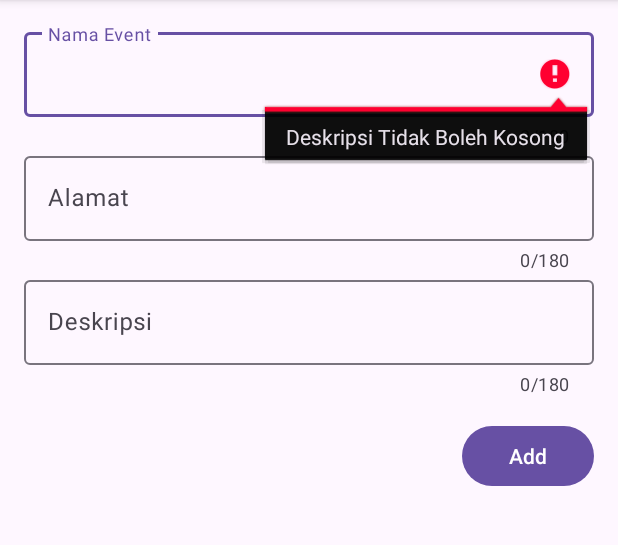
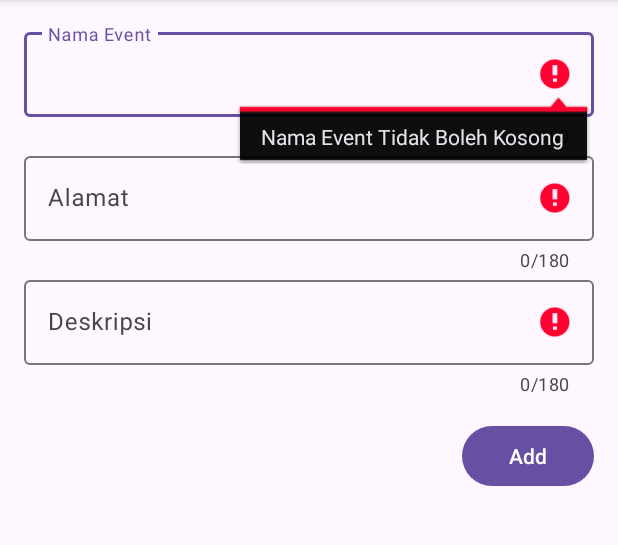
Before and after one commit to Rafliansyahh/GEVENT, an Android app: the AddUnggahActivity screen opened directly, with no data from a screen before it, after a tap on "Add", on a phone screen of 412 x 824 dp, the part 96-641 px from its top. Run offline under Robolectric (Android 15) with nearby library versions, the phone set to English and light mode, and no system bars.

Commit message:
update finish

```diff
--- a/app/src/main/java/pab2/uas/rafliansyah/gevent/APIService.java
+++ b/app/src/main/java/pab2/uas/rafliansyah/gevent/APIService.java
@@ -27,7 +27,7 @@ public interface APIService {
 
     @FormUrlEncoded
     @POST("Gevent")
-    Call<ValueNoData> addUnggah(@Field("namaevent") String namaBarang,
+    Call<ValueNoData> addUnggah(@Field("namaevent") String namaevent,
                                  @Field("alamat") String alamat,
                                  @Field("deskripsi") String deskripsi,
                                  @Field("user_id") String user_id);
@@ -35,7 +35,7 @@ public interface APIService {
     @FormUrlEncoded
     @PUT("Gevent")
     Call<ValueNoData> updateUnggah(@Field("id") String id,
-                                    @Field("namaBarang") String namaBarang,
+                                    @Field("namaevent") String namaevent,
                                     @Field("alamat") String alamat,
                                     @Field("deskripsi") String deskripsi);
 
--- a/app/src/main/java/pab2/uas/rafliansyah/gevent/AddUnggahActivity.java
+++ b/app/src/main/java/pab2/uas/rafliansyah/gevent/AddUnggahActivity.java
@@ -32,25 +32,25 @@ public class AddUnggahActivity extends AppCompatActivity {
                 boolean bolehUnggah = true;
                 if (TextUtils.isEmpty(namaevent)){
                     bolehUnggah =false;
-                    binding.etNamaevent.setError("Nama Barang Tidak Boleh Kosong");
+                    binding.etNamaevent.setError("Nama Event Tidak Boleh Kosong");
                 }
                 if (TextUtils.isEmpty(alamat)){
                     bolehUnggah =false;
-                    binding.etNamaevent.setError("Alamat Tidak Boleh Kosong");
+                    binding.etAlamat.setError("Alamat Tidak Boleh Kosong");
                 }
                 if (TextUtils.isEmpty(deskripsi)){
                     bolehUnggah =false;
-                    binding.etNamaevent.setError("Deskripsi Tidak Boleh Kosong");
+                    binding.etDeskripsi.setError("Deskripsi Tidak Boleh Kosong");
                 }
                 if (bolehUnggah){
                     String userId = Utilities.getValue(AddUnggahActivity.this,"xUserId");
-                    addUnggah(userId,namaevent,alamat,deskripsi);
+                    addUnggah(namaevent,alamat,deskripsi,userId);
                 }
             }
         });
     }
 
-    private void addUnggah(String userId, String namaevent, String alamat, String deskripsi) {
+    private void addUnggah(String namaevent, String alamat, String deskripsi, String userId) {
         binding.progressBar.setVisibility(View.VISIBLE);
         APIService api = Utilities.getRetrofit().create(APIService.class);
         Call<ValueNoData> call = api.addUnggah(namaevent, alamat, deskripsi, userId);
--- a/app/src/main/java/pab2/uas/rafliansyah/gevent/LoginActivity.java
+++ b/app/src/main/java/pab2/uas/rafliansyah/gevent/LoginActivity.java
@@ -61,10 +61,11 @@ public class LoginActivity extends AppCompatActivity {
             @Override
             public void onResponse(Call<ValueData<User>> call, Response<ValueData<User>> response) {
                 binding.progressBar.setVisibility(View.GONE);
-                if (response.code() == 200) {
+                if (response.code()==200) {
                     int success = response.body().getSuccess();
                     String message = response.body().getMessage();
-                    if (success == 1) {
+
+                    if (success==1) {
                         User user = response.body().getData();
                         Toast.makeText(LoginActivity.this, message, Toast.LENGTH_SHORT).show();
                         Utilities.setValue(LoginActivity.this, "xUserId", user.getId());
--- a/app/src/main/java/pab2/uas/rafliansyah/gevent/SplashActivity.java
+++ b/app/src/main/java/pab2/uas/rafliansyah/gevent/SplashActivity.java
@@ -6,6 +6,7 @@ import android.content.Intent;
 import android.os.Bundle;
 import android.os.Handler;
 import android.os.Looper;
+import android.view.WindowManager;
 
 import pab2.uas.rafliansyah.gevent.databinding.ActivitySplashBinding;
 
@@ -20,6 +21,9 @@ public class SplashActivity extends AppCompatActivity {
         binding = ActivitySplashBinding.inflate(getLayoutInflater());
         setContentView(binding.getRoot());
 
+        getSupportActionBar().hide();
+        getWindow().setFlags(WindowManager.LayoutParams.FLAG_FULLSCREEN, WindowManager.LayoutParams.FLAG_FULLSCREEN);
+
         new Handler(Looper.getMainLooper()).postDelayed(new Runnable() {
             @Override
             public void run() {
--- a/app/src/main/java/pab2/uas/rafliansyah/gevent/UnggahViewAdapter.java
+++ b/app/src/main/java/pab2/uas/rafliansyah/gevent/UnggahViewAdapter.java
@@ -23,7 +23,7 @@ public class UnggahViewAdapter extends RecyclerView.Adapter<UnggahViewAdapter.Vi
 
 
     public void setOnItemLongClickListener(UnggahViewAdapter.onItemLongClickListener onItemLongClickListener){
-        this.onItemLongClickListener=onItemLongClickListener;
+        this.onItemLongClickListener = onItemLongClickListener;
     }
 
     @NonNull
--- a/app/src/main/java/pab2/uas/rafliansyah/gevent/UpdateUnggahActivity.java
+++ b/app/src/main/java/pab2/uas/rafliansyah/gevent/UpdateUnggahActivity.java
@@ -21,7 +21,7 @@ public class UpdateUnggahActivity extends AppCompatActivity {
         super.onCreate(savedInstanceState);
 
         binding = ActivityUpdateUnggahBinding.inflate(getLayoutInflater());
-        setContentView(R.layout.activity_update_unggah);
+        setContentView(binding.getRoot());
 
         unggah = getIntent().getParcelableExtra("EXTRA_DATA");
         String id = unggah.getId();
@@ -44,11 +44,11 @@ public class UpdateUnggahActivity extends AppCompatActivity {
                 }
                 if (TextUtils.isEmpty(alamat)){
                     bolehUpdate =false;
-                    binding.etNamaevent.setError("Alamat Tidak Boleh Kosong");
+                    binding.etAlamat.setError("Alamat Tidak Boleh Kosong");
                 }
                 if (TextUtils.isEmpty(deskripsi)){
                     bolehUpdate =false;
-                    binding.etNamaevent.setError("Deskripsi Tidak Boleh Kosong");
+                    binding.etDeskripsi.setError("Deskripsi Tidak Boleh Kosong");
                 }
                 if (bolehUpdate){
                     updateUnggah(id,namaevent,alamat,deskripsi);
```
Also changed, not shown: app/src/main/java/pab2/uas/rafliansyah/gevent/MainActivity.java (+10 -1 lines), app/src/main/java/pab2/uas/rafliansyah/gevent/RegisterActivity.java (+14 -3 lines).
